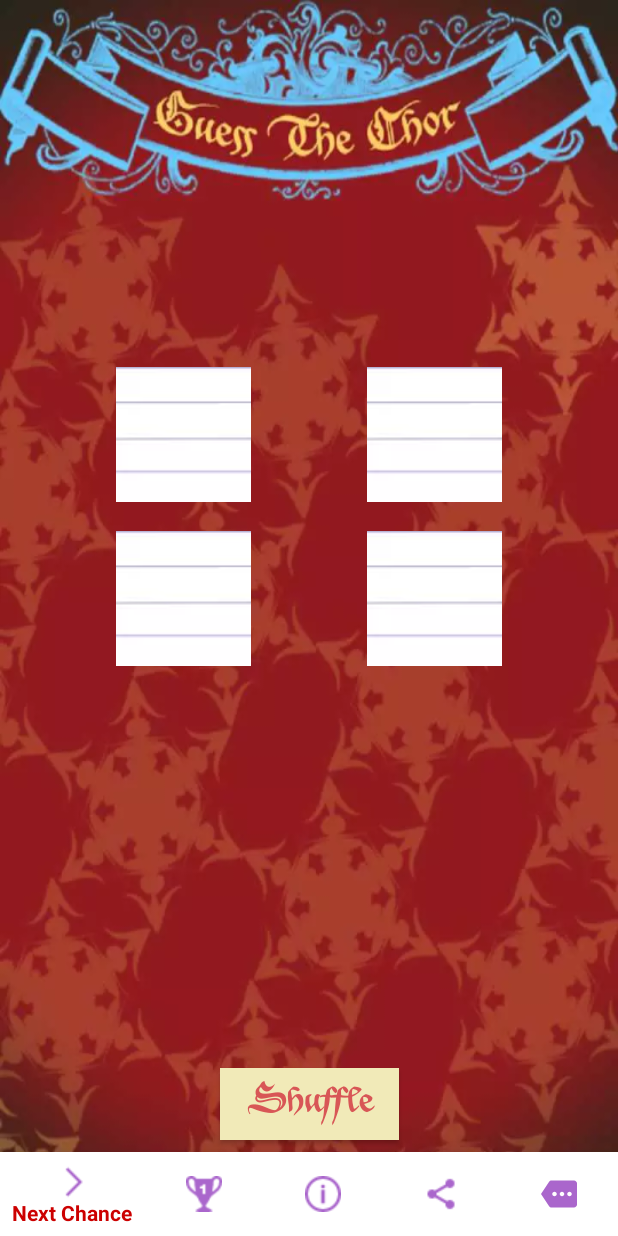
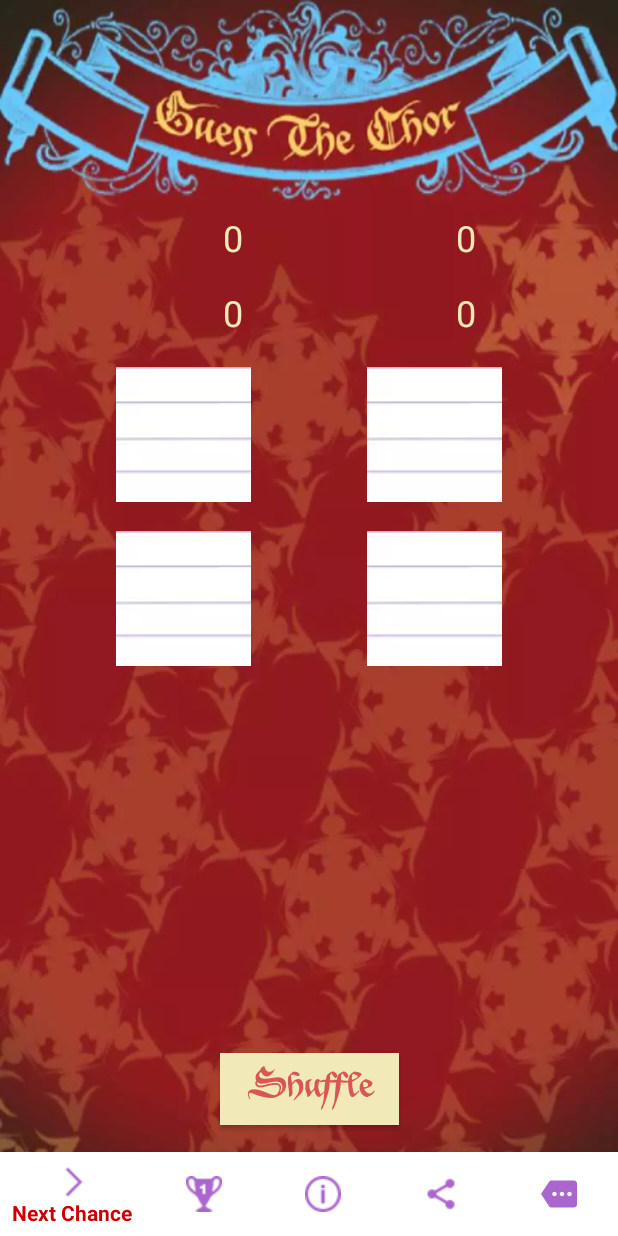
Before and after one commit to adarshgumashta/Raja-Mantri-Chor-Sipahi, an Android app: the guess screen opened directly, with no data from a screen before it, on a phone screen of 412 x 824 dp. Run offline under Robolectric (Android 15) with nearby library versions, the light colour scheme and no system bars; our stand-ins replace AdMob.

Commit message:
Android Gradle plugin update and compileSDKVersion Update .

```diff
--- a/app/src/main/res/layout/guess1.xml
+++ b/app/src/main/res/layout/guess1.xml
@@ -24,6 +24,7 @@
         android:layout_height="wrap_content"
         android:layout_marginBottom="8dp"
         android:text="@string/player1"
+        android:textSize="24sp"
         android:textColor="#fff1eab8"
         ads:layout_constraintBottom_toBottomOf="parent"
         ads:layout_constraintStart_toStartOf="@+id/imageView1"
@@ -34,7 +35,8 @@
         android:id="@+id/textView5"
         android:layout_width="wrap_content"
         android:layout_height="wrap_content"
-
+        android:text="0"
+        android:textSize="24sp"
         android:textColor="#fff1eab8"
         ads:layout_constraintBottom_toBottomOf="@+id/textView1"
         ads:layout_constraintEnd_toStartOf="@+id/textView2"
@@ -46,6 +48,7 @@
         android:layout_height="wrap_content"
         android:text="@string/player2"
         android:textColor="#fff1eab8"
+        android:textSize="24sp"
         ads:layout_constraintBottom_toBottomOf="@+id/textView5"
         ads:layout_constraintEnd_toStartOf="@+id/textView6"
         ads:layout_constraintHorizontal_bias="0.5"
@@ -56,8 +59,9 @@
         android:layout_width="wrap_content"
         android:layout_height="wrap_content"
         android:layout_marginEnd="24dp"
+        android:textSize="24sp"
+        android:text="0"
         android:layout_marginRight="24dp"
-
         android:textColor="#fff1eab8"
         ads:layout_constraintBottom_toBottomOf="@+id/textView2"
         ads:layout_constraintEnd_toEndOf="parent"
@@ -69,6 +73,7 @@
         android:layout_height="wrap_content"
         android:layout_marginTop="16dp"
         android:text="@string/player3"
+        android:textSize="24sp"
         android:textColor="#fff1eab8"
         ads:layout_constraintStart_toStartOf="@+id/textView1"
         ads:layout_constraintTop_toBottomOf="@+id/textView1" />
@@ -77,7 +82,8 @@
         android:id="@+id/textView7"
         android:layout_width="wrap_content"
         android:layout_height="wrap_content"
-
+        android:textSize="24sp"
+        android:text="0"
         android:textColor="#fff1eab8"
         ads:layout_constraintBottom_toBottomOf="@+id/textView3"
         ads:layout_constraintEnd_toStartOf="@+id/textView4"
@@ -90,6 +96,8 @@
         android:layout_height="wrap_content"
         android:text="@string/player4"
         android:textColor="#fff1eab8"
+        android:textSize="24sp"
+
         ads:layout_constraintBottom_toBottomOf="@+id/textView7"
         ads:layout_constraintEnd_toStartOf="@+id/textView8"
         ads:layout_constraintHorizontal_bias="0.5"
@@ -101,7 +109,8 @@
         android:layout_height="wrap_content"
         android:layout_marginEnd="24dp"
         android:layout_marginRight="24dp"
-
+        android:text="0"
+        android:textSize="24sp"
         android:textColor="#fff1eab8"
         ads:layout_constraintBottom_toBottomOf="@+id/textView4"
         ads:layout_constraintEnd_toEndOf="parent"
@@ -127,14 +136,16 @@
         android:layout_width="wrap_content"
         android:layout_height="wrap_content"
         android:layout_centerVertical="true"
+        android:layout_marginTop="8dp"
         android:layout_marginBottom="8dp"
-        android:layout_marginTop="8dp"
         android:rotation="315"
         android:textColor="#ff000000"
         ads:layout_constraintBottom_toBottomOf="@+id/imageView1"
+        ads:layout_constraintEnd_toEndOf="@+id/imageView1"
+        ads:layout_constraintHorizontal_bias="0.67"
+        ads:layout_constraintStart_toStartOf="parent"
         ads:layout_constraintTop_toTopOf="@+id/imageView1"
-        ads:layout_constraintVertical_bias="0.32999998"
-        tools:layout_editor_absoluteX="68dp" />
+        ads:layout_constraintVertical_bias="0.58000004" />
 
     <ImageView
         android:id="@+id/imageView2"
@@ -151,16 +162,19 @@
         android:layout_width="wrap_content"
         android:layout_height="wrap_content"
         android:layout_centerHorizontal="false"
+        android:layout_marginStart="8dp"
+        android:layout_marginLeft="8dp"
+        android:layout_marginTop="14dp"
         android:layout_marginEnd="8dp"
-        android:layout_marginLeft="8dp"
         android:layout_marginRight="8dp"
-        android:layout_marginStart="8dp"
         android:rotation="45"
         android:textColor="#ff000000"
+        ads:layout_constraintBottom_toBottomOf="@id/imageView2"
         ads:layout_constraintEnd_toEndOf="@+id/imageView2"
-        ads:layout_constraintHorizontal_bias="0.77"
+        ads:layout_constraintHorizontal_bias="0.4"
         ads:layout_constraintStart_toStartOf="@+id/imageView2"
-        tools:layout_editor_absoluteY="214dp" />
+        ads:layout_constraintTop_toBottomOf="@+id/textView4"
+        ads:layout_constraintVertical_bias="0.38" />
 
 
     <ImageView
@@ -234,8 +248,8 @@
         android:layout_height="wrap_content"
         android:layout_above="@+id/Br"
         android:layout_centerHorizontal="true"
-        android:layout_marginBottom="8dp"
-        android:layout_marginEnd="8dp"
+        android:layout_marginBottom="48dp"
+        android:layout_marginEnd="48dp"
         android:layout_marginLeft="8dp"
         android:layout_marginRight="8dp"
         android:layout_marginStart="8dp"
@@ -251,8 +265,8 @@
         android:layout_height="wrap_content"
         android:layout_above="@+id/navigation"
         android:layout_centerHorizontal="true"
-        android:layout_marginBottom="8dp"
-        android:layout_marginEnd="8dp"
+        android:layout_marginBottom="18dp"
+        android:layout_marginEnd="18dp"
         android:layout_marginLeft="8dp"
         android:layout_marginRight="8dp"
         android:layout_marginStart="8dp"
--- a/build.gradle
+++ b/build.gradle
@@ -7,7 +7,7 @@ buildscript {
         google()
     }
     dependencies {
-        classpath 'com.android.tools.build:gradle:3.4.2'
+        classpath 'com.android.tools.build:gradle:4.1.3'
 
         // NOTE: Do not place your application dependencies here; they belong
         // in the individual module build.gradle files
```
Also changed, not shown: app/build.gradle (+7 -0 lines), app/src/main/AndroidManifest.xml (+39 -15 lines).
